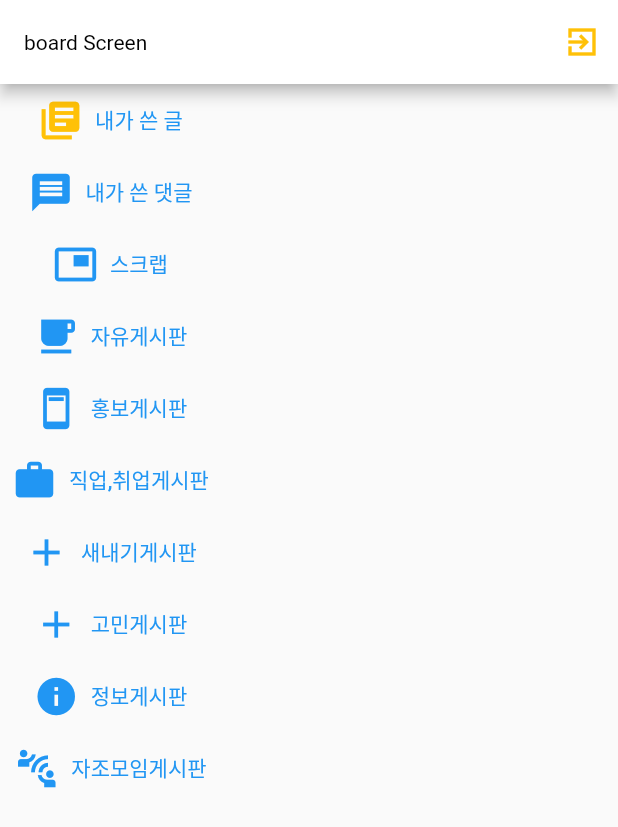
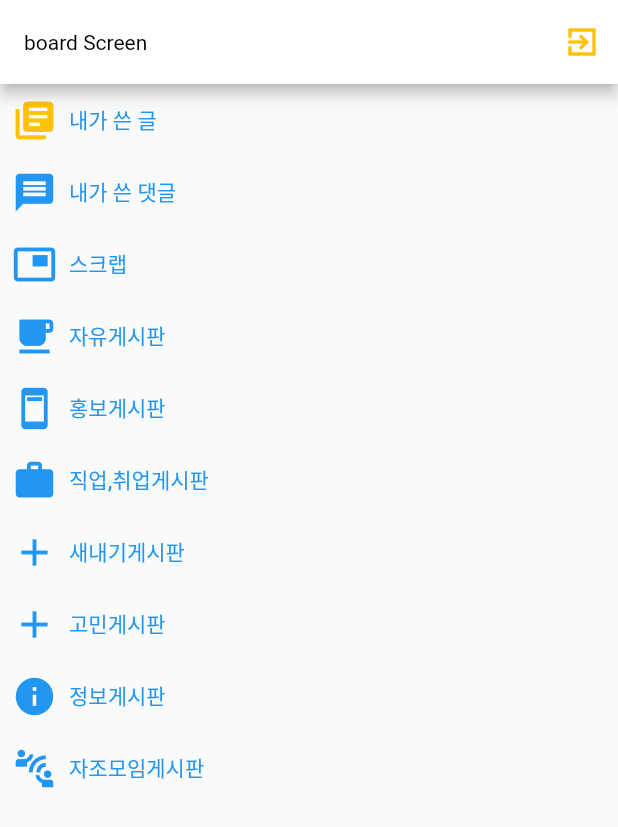
Before and after one commit to Seo-Yegyeong/FireProject, a Flutter app: the BoardList screen opened directly, on a phone screen of 412 x 824 dp. Shown: the top 827 px of the screen. Run offline on Flutter 3.47's test engine with Material 2 defaults, Android fonts, the phone set to English and light mode, and no system bars; our stand-ins replace cloud_firestore, firebase_auth, firebase_core, flutter_svg, get, google_sign_in and 3 more; missing offline and left inert: kakao_flutter_sdk, multi_image_picker2; accounts and stored records are empty.

Commit message:
connect board - bottomnavigationbar

```diff
--- a/lib/board/boardList.dart
+++ b/lib/board/boardList.dart
@@ -26,7 +26,10 @@ class BoardList extends StatelessWidget {
         ],
       ),
     body: Container(
-      child: Column(
+      child: ListView(
+          children: <Widget>[
+        Column(
+          crossAxisAlignment: CrossAxisAlignment.start,
           children: [
             TextButton.icon(
               onPressed: () {},
@@ -91,6 +94,8 @@ class BoardList extends StatelessWidget {
             )
           ],
         ),
+        ],
+      ),
     )
 
 
--- a/lib/board/freeboard/freeboard_screen.dart
+++ b/lib/board/freeboard/freeboard_screen.dart
@@ -40,7 +40,6 @@ class _FreeBoardScreenState extends State<FreeBoardScreen> {
               Expanded(
                 child: FreeBoardList(),
               ),
-
             ]
         ),
       ),
--- a/lib/bottomnavigationbar.dart
+++ b/lib/bottomnavigationbar.dart
@@ -1,5 +1,6 @@
 import 'package:firebase_auth/firebase_auth.dart';
 import 'package:fireproject/AnnouncementPage.dart';
+import 'package:fireproject/board/boardList.dart';
 import 'package:fireproject/src/pages/announcement/home.dart';
 import 'package:fireproject/src/size.dart';
 import 'package:flutter/material.dart';
@@ -39,10 +40,7 @@ class _bottomNavigationbarState extends State<bottomNavigationbar> {
       '여기에 홈페이지 당겨오면 돼용',
       style: optionStyle,
     ),
-    Text(
-      'Index 2: School',
-      style: optionStyle,
-    ),
+    BoardList(),
     Text(
       'Index 3: Account balance',
       style: optionStyle,
```
Also changed, not shown: pubspec.lock. Lines whose indentation alone changed are shown as unchanged.
